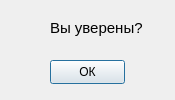
Before: the Qt Designer form dialog.ui in AlinaRinn/RobbingCasino, drawn with Qt 5.
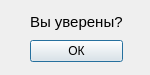
After: the same form once the commit is applied. Icons and pictures are not drawn.

Commit message: Temporary release state

The edit to the form file:
```diff
--- a/dialog.ui
+++ b/dialog.ui
@@ -6,8 +6,8 @@
    <rect>
     <x>0</x>
     <y>0</y>
-    <width>175</width>
-    <height>100</height>
+    <width>150</width>
+    <height>75</height>
    </rect>
   </property>
   <property name="maximumSize">
@@ -19,28 +19,23 @@
   <property name="windowTitle">
    <string>Dialog</string>
   </property>
-  <widget class="QPushButton" name="pushButton">
+  <property name="windowIcon">
+   <iconset>
+    <activeon>../../Downloads/105250.png</activeon>
+   </iconset>
+  </property>
+  <widget class="QWidget" name="">
    <property name="geometry">
     <rect>
-     <x>50</x>
-     <y>60</y>
-     <width>75</width>
-     <height>24</height>
+     <x>30</x>
+     <y>10</y>
+     <width>93</width>
+     <height>52</height>
     </rect>
    </property>
-   <property name="text">
-    <string>ОК</string>
-   </property>
-  </widget>
+   <layout class="QVBoxLayout" name="verticalLayout">
+    <item>
   <widget class="QLabel" name="label">
-   <property name="geometry">
-    <rect>
-     <x>50</x>
-     <y>20</y>
-     <width>111</width>
-     <height>16</height>
-    </rect>
-   </property>
    <property name="font">
     <font>
      <pointsize>11</pointsize>
@@ -49,6 +44,16 @@
    <property name="text">
     <string>Вы уверены?</string>
    </property>
+     </widget>
+    </item>
+    <item>
+     <widget class="QPushButton" name="pushButton">
+      <property name="text">
+       <string>ОК</string>
+      </property>
+     </widget>
+    </item>
+   </layout>
   </widget>
  </widget>
  <resources/>
```
Left out of the diff: 2 changed lines with no effect on the pictures. Lines whose indentation alone changed are shown as unchanged. The commit also changes 1 other file.
